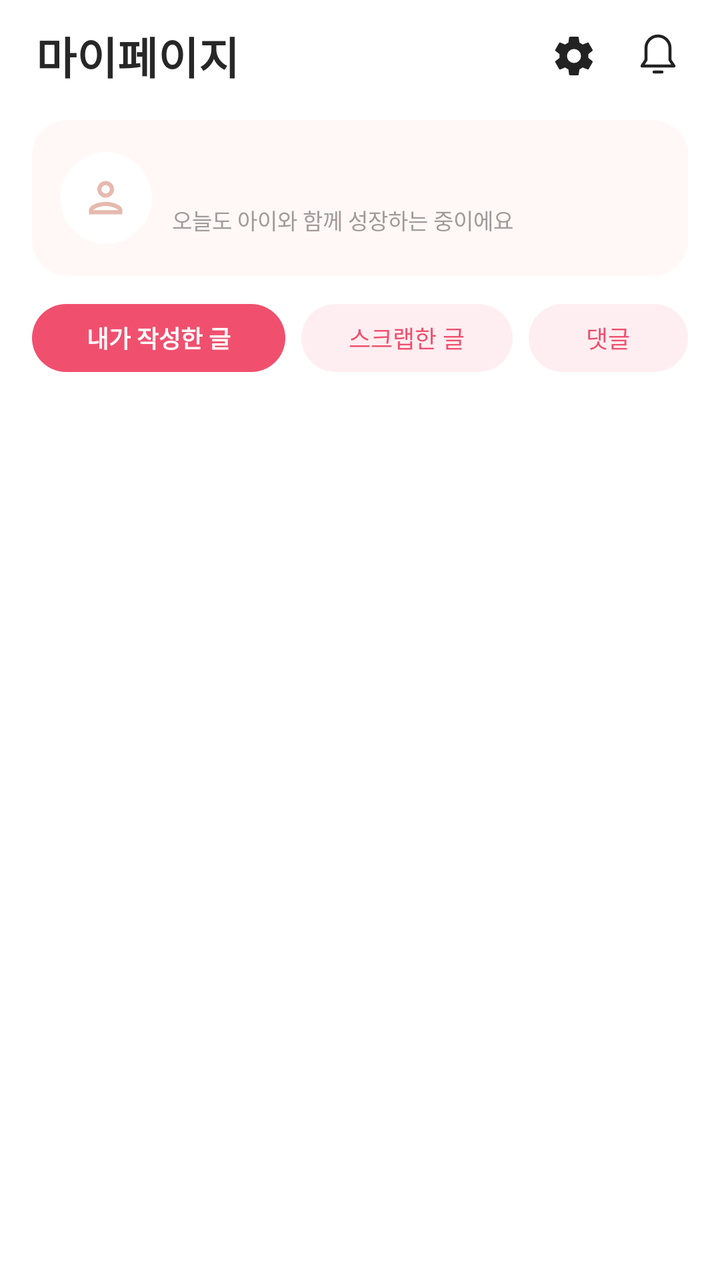
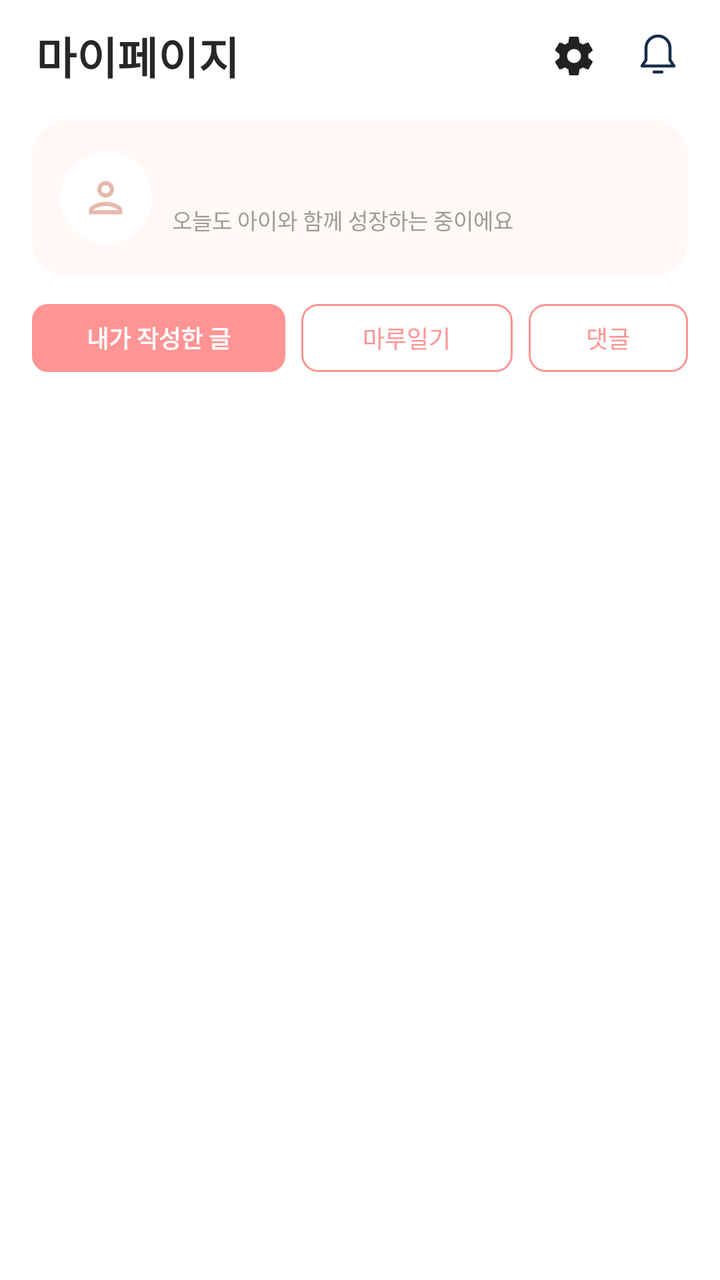

Before-and-after screenshots of an Android layout around one commit, followed by the original layout XML and the change that was made.
<!-- AndroidManifest.xml: application theme Theme.Maru -->
<!-- res/layout/fragment_mypage.xml -->
<?xml version="1.0" encoding="utf-8"?>
<LinearLayout xmlns:android="http://schemas.android.com/apk/res/android"
    android:layout_width="match_parent"
    android:layout_height="match_parent"
    android:background="#FFFFFFFF"
    android:orientation="vertical">

    <LinearLayout
        android:layout_width="match_parent"
        android:layout_height="56dp"
        android:gravity="center_vertical"
        android:paddingStart="18dp"
        android:paddingEnd="10dp">

        <TextView
            android:layout_width="0dp"
            android:layout_height="wrap_content"
            android:layout_weight="1"
            android:text="@string/title_mypage"
            android:textColor="#272727"
            android:textSize="22sp"
            android:textStyle="bold" />

        <ImageButton
            android:id="@+id/btnSettings"
            android:layout_width="42dp"
            android:layout_height="42dp"
            android:background="?attr/selectableItemBackgroundBorderless"
            android:contentDescription="@string/settings"
            android:padding="11dp"
            android:src="@drawable/ic_settings" />

        <FrameLayout
            android:layout_width="42dp"
            android:layout_height="42dp">

            <ImageButton
                android:id="@+id/btnNotification"
                android:layout_width="match_parent"
                android:layout_height="match_parent"
                android:background="?attr/selectableItemBackgroundBorderless"
                android:contentDescription="@string/notification"
                android:padding="11dp"
                android:src="@drawable/community_ic_bell" />

            <View
                android:id="@+id/viewBellDot"
                android:layout_width="8dp"
                android:layout_height="8dp"
                android:layout_gravity="top|end"
                android:layout_marginTop="7dp"
                android:layout_marginEnd="8dp"
                android:background="@drawable/bg_red_dot"
                android:visibility="gone" />
        </FrameLayout>
    </LinearLayout>

    <LinearLayout
        android:layout_width="match_parent"
        android:layout_height="78dp"
        android:layout_marginStart="16dp"
        android:layout_marginTop="4dp"
        android:layout_marginEnd="16dp"
        android:background="@drawable/bg_mypage_profile"
        android:gravity="center_vertical"
        android:orientation="horizontal"
        android:paddingStart="14dp"
        android:paddingEnd="12dp">

        <FrameLayout
            android:layout_width="46dp"
            android:layout_height="46dp"
            android:background="@drawable/bg_circle_white">

            <ImageView
                android:layout_width="25dp"
                android:layout_height="25dp"
                android:layout_gravity="center"
                android:contentDescription="@string/profile_image_description"
                android:src="@drawable/ic_person"
                android:tint="#E7B9AE" />
        </FrameLayout>

        <LinearLayout
            android:layout_width="0dp"
            android:layout_height="wrap_content"
            android:layout_marginStart="10dp"
            android:layout_weight="1"
            android:orientation="vertical">

            <TextView
                android:id="@+id/tvProfileName"
                android:layout_width="match_parent"
                android:layout_height="wrap_content"
                android:textColor="#303030"
                android:textSize="14sp"
                android:textStyle="bold" />

            <TextView
                android:layout_width="match_parent"
                android:layout_height="wrap_content"
                android:layout_marginTop="3dp"
                android:text="@string/mypage_profile_subtitle"
                android:textColor="#A09A98"
                android:textSize="11sp" />
        </LinearLayout>


    </LinearLayout>

    <LinearLayout
        android:layout_width="match_parent"
        android:layout_height="42dp"
        android:layout_marginStart="16dp"
        android:layout_marginTop="10dp"
        android:layout_marginEnd="16dp"
        android:gravity="center_vertical"
        android:orientation="horizontal">

        <TextView
            android:id="@+id/tabMyPosts"
            android:layout_width="0dp"
            android:layout_height="34dp"
            android:layout_marginEnd="4dp"
            android:layout_weight="1.2"
            android:background="@drawable/community_chip_on"
            android:gravity="center"
            android:text="@string/mypage_posts_tab"
            android:textColor="@android:color/white"
            android:textSize="12sp"
            android:textStyle="bold" />

        <TextView
            android:id="@+id/tabSavedPosts"
            android:layout_width="0dp"
            android:layout_height="34dp"
            android:layout_marginStart="4dp"
            android:layout_marginEnd="4dp"
            android:layout_weight="1"
            android:background="@drawable/community_chip_off"
            android:gravity="center"
            android:text="@string/mypage_saved_tab"
            android:textColor="@color/community_pink"
            android:textSize="12sp" />

        <TextView
            android:id="@+id/tabMyComments"
            android:layout_width="0dp"
            android:layout_height="34dp"
            android:layout_marginStart="4dp"
            android:layout_weight="0.75"
            android:background="@drawable/community_chip_off"
            android:gravity="center"
            android:text="@string/mypage_comments_tab"
            android:textColor="@color/community_pink"
            android:textSize="12sp" />
    </LinearLayout>

    <FrameLayout
        android:layout_width="match_parent"
        android:layout_height="0dp"
        android:layout_weight="1"
        android:layout_marginTop="8dp">

        <androidx.recyclerview.widget.RecyclerView
            android:id="@+id/recyclerMyPosts"
            android:layout_width="match_parent"
            android:layout_height="match_parent"
            android:clipToPadding="false"
            android:paddingStart="16dp"
            android:paddingTop="4dp"
            android:paddingEnd="16dp"
            android:paddingBottom="8dp" />

        <LinearLayout
            android:id="@+id/layoutMyPageEmpty"
            android:layout_width="match_parent"
            android:layout_height="match_parent"
            android:gravity="center"
            android:orientation="vertical"
            android:padding="24dp"
            android:visibility="gone">

            <TextView
                android:id="@+id/tvMyPageEmpty"
                android:layout_width="wrap_content"
                android:layout_height="wrap_content"
                android:gravity="center"
                android:textColor="#8F8886"
                android:textSize="14sp" />
        </LinearLayout>
    </FrameLayout>

    <TextView
        android:id="@+id/tvMyPageStatus"
        android:layout_width="match_parent"
        android:layout_height="wrap_content"
        android:gravity="center"
        android:paddingStart="16dp"
        android:paddingTop="4dp"
        android:paddingEnd="16dp"
        android:paddingBottom="4dp"
        android:textColor="#A09A98"
        android:textSize="11sp" />

</LinearLayout>
<!-- resources referenced by this layout -->
<resources>
  <color name="community_pink">@color/maru_pink</color>
  <!-- drawable bg_circle_white (drawable) -->
  <?xml version="1.0" encoding="utf-8"?>
  <shape xmlns:android="http://schemas.android.com/apk/res/android" android:shape="oval">
      <solid android:color="@color/white" />
  </shape>
  <!-- drawable bg_mypage_profile (drawable) -->
  <?xml version="1.0" encoding="utf-8"?>
  <shape xmlns:android="http://schemas.android.com/apk/res/android" android:shape="rectangle">
      <solid android:color="#FFF8F6" />
      <corners android:radius="18dp" />
  </shape>
  <!-- drawable bg_red_dot (drawable) -->
  <?xml version="1.0" encoding="utf-8"?>
  <shape xmlns:android="http://schemas.android.com/apk/res/android" android:shape="oval">
      <solid android:color="@color/maru_pink" />
  </shape>
  <!-- drawable community_chip_off (drawable) -->
  <shape xmlns:android="http://schemas.android.com/apk/res/android" android:shape="rectangle"><solid android:color="@color/cat_pink"/><corners android:radius="30dp"/></shape>
  <!-- drawable community_chip_on (drawable) -->
  <shape xmlns:android="http://schemas.android.com/apk/res/android" android:shape="rectangle"><solid android:color="@color/maru_pink"/><corners android:radius="30dp"/></shape>
  <!-- drawable community_ic_bell (drawable) -->
  <vector xmlns:android="http://schemas.android.com/apk/res/android" android:width="24dp" android:height="24dp" android:viewportWidth="24" android:viewportHeight="24"><path android:pathData="M18,8 A6,6 0,0 0,6 8 L6,14 L4,17 L20,17 L18,14 Z M10,20 L14,20" android:fillColor="@android:color/transparent" android:strokeColor="@color/community_ink" android:strokeWidth="1.5" android:strokeLineCap="round" android:strokeLineJoin="round"/></vector>
  <!-- drawable ic_person (drawable) -->
  <?xml version="1.0" encoding="utf-8"?>
  <vector xmlns:android="http://schemas.android.com/apk/res/android"
      android:width="24dp"
      android:height="24dp"
      android:viewportWidth="24"
      android:viewportHeight="24">
      <path
          android:fillColor="#FF222222"
          android:pathData="M12,6c1.1,0 2,0.9 2,2s-0.9,2 -2,2 -2,-0.9 -2,-2 0.9,-2 2,-2m0,10c2.7,0 5.8,1.29 6,2H6c0.23,-0.72 3.31,-2 6,-2m0,-12C9.79,4 8,5.79 8,8s1.79,4 4,4 4,-1.79 4,-4 -1.79,-4 -4,-4zM12,14c-2.67,0 -8,1.34 -8,4v2h16v-2c0,-2.66 -5.33,-4 -8,-4z" />
  </vector>
  <string name="mypage_comments_tab">댓글</string>
  <string name="mypage_posts_tab">내가 작성한 글</string>
  <string name="mypage_profile_subtitle">오늘도 아이와 함께 성장하는 중이에요</string>
  <string name="mypage_saved_tab">스크랩한 글</string>
  <string name="notification">알림</string>
  <string name="profile_image_description">프로필 이미지</string>
  <string name="settings">설정</string>
  <string name="title_mypage">마이페이지</string>
  <style name="Theme.Maru" parent="Base.Theme.Maru" />
  <color name="maru_pink">#FFF0506E</color>
  <color name="white">#FFFFFFFF</color>
  <color name="cat_pink">#FFFFEEF1</color>
  <color name="community_ink">@color/text_dark</color>
  <style name="Base.Theme.Maru" parent="Theme.Material3.Light.NoActionBar">
          <item name="colorPrimary">@color/maru_pink</item>
          <item name="android:windowBackground">@color/page_bg</item>
          
          <item name="android:windowLightStatusBar">true</item>
          
          <item name="android:soundEffectsEnabled">false</item>
      </style>
  <color name="text_dark">#FF222222</color>
  <color name="page_bg">#FFFFFBFB</color>
  <!-- unchanged entries left out for length: 1 -->
</resources>

<!-- the commit's change to res/layout/fragment_mypage.xml (unified diff, before → after) -->
@@ -139,7 +139,7 @@
             android:layout_weight="1"
             android:background="@drawable/community_chip_off"
             android:gravity="center"
-            android:text="@string/mypage_saved_tab"
+            android:text="마루일기"
             android:textColor="@color/community_pink"
             android:textSize="12sp" />
 
<!-- resource entries referenced after the edit -->
@@ -1,6 +1,6 @@
 <!-- resources referenced by this layout -->
 <resources>
-  <color name="community_pink">@color/maru_pink</color>
+  <color name="community_pink">#FF9494</color>
   <!-- drawable bg_circle_white (drawable) -->
   <?xml version="1.0" encoding="utf-8"?>
   <shape xmlns:android="http://schemas.android.com/apk/res/android" android:shape="oval">
@@ -18,9 +18,18 @@
       <solid android:color="@color/maru_pink" />
   </shape>
   <!-- drawable community_chip_off (drawable) -->
-  <shape xmlns:android="http://schemas.android.com/apk/res/android" android:shape="rectangle"><solid android:color="@color/cat_pink"/><corners android:radius="30dp"/></shape>
+  <?xml version='1.0' encoding='utf-8'?>
+  <shape xmlns:android="http://schemas.android.com/apk/res/android">
+      <solid android:color="#FFFFFF" />
+      <corners android:radius="8dp" />
+      <stroke android:width="1dp" android:color="#FF9494" />
+  </shape>
   <!-- drawable community_chip_on (drawable) -->
-  <shape xmlns:android="http://schemas.android.com/apk/res/android" android:shape="rectangle"><solid android:color="@color/maru_pink"/><corners android:radius="30dp"/></shape>
+  <?xml version='1.0' encoding='utf-8'?>
+  <shape xmlns:android="http://schemas.android.com/apk/res/android">
+      <solid android:color="#FF9494" />
+      <corners android:radius="8dp" />
+  </shape>
   <!-- drawable community_ic_bell (drawable) -->
   <vector xmlns:android="http://schemas.android.com/apk/res/android" android:width="24dp" android:height="24dp" android:viewportWidth="24" android:viewportHeight="24"><path android:pathData="M18,8 A6,6 0,0 0,6 8 L6,14 L4,17 L20,17 L18,14 Z M10,20 L14,20" android:fillColor="@android:color/transparent" android:strokeColor="@color/community_ink" android:strokeWidth="1.5" android:strokeLineCap="round" android:strokeLineJoin="round"/></vector>
   <!-- drawable ic_person (drawable) -->
@@ -37,7 +46,6 @@
   <string name="mypage_comments_tab">댓글</string>
   <string name="mypage_posts_tab">내가 작성한 글</string>
   <string name="mypage_profile_subtitle">오늘도 아이와 함께 성장하는 중이에요</string>
-  <string name="mypage_saved_tab">스크랩한 글</string>
   <string name="notification">알림</string>
   <string name="profile_image_description">프로필 이미지</string>
   <string name="settings">설정</string>
@@ -45,8 +53,7 @@
   <style name="Theme.Maru" parent="Base.Theme.Maru" />
   <color name="maru_pink">#FFF0506E</color>
   <color name="white">#FFFFFFFF</color>
-  <color name="cat_pink">#FFFFEEF1</color>
-  <color name="community_ink">@color/text_dark</color>
+  <color name="community_ink">#192D4A</color>
   <style name="Base.Theme.Maru" parent="Theme.Material3.Light.NoActionBar">
           <item name="colorPrimary">@color/maru_pink</item>
           <item name="android:windowBackground">@color/page_bg</item>
@@ -55,7 +62,6 @@
           
           <item name="android:soundEffectsEnabled">false</item>
       </style>
-  <color name="text_dark">#FF222222</color>
   <color name="page_bg">#FFFFFBFB</color>
   <!-- unchanged entries left out for length: 1 -->
 </resources>
